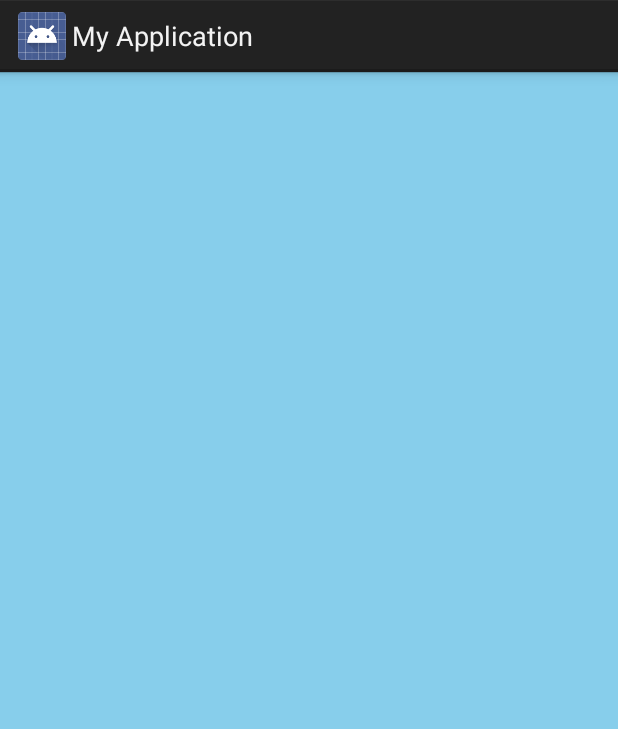
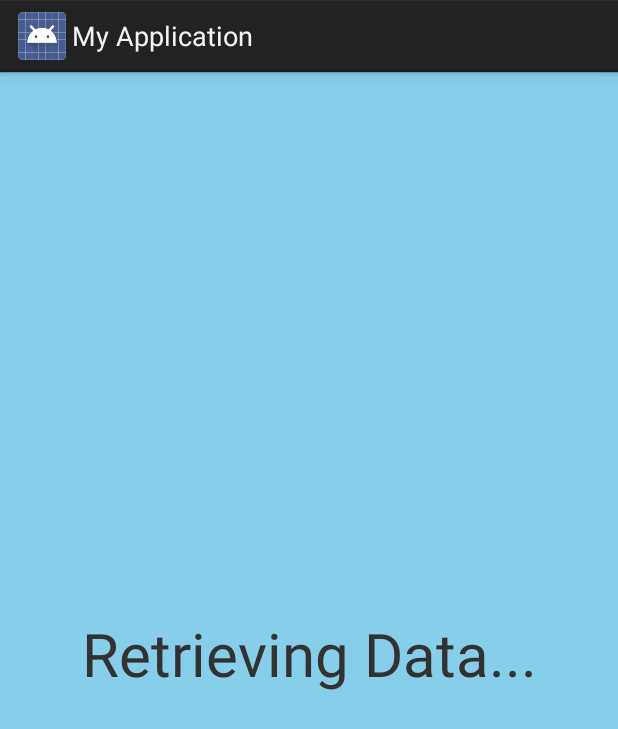
Before and after one commit to valerie-roske/yoTWo, an Android app: the layout list_all_users.xml on its own in the app's theme, with its tools: preview values and no code run, on a phone screen of 412 x 824 dp. Shown: the top 729 px of the screen. Run offline under Robolectric (Android 15) with nearby library versions, the phone set to English and light mode, and no system bars.

Commit message:
[Jered] fixed implementation of Array adapter; added UI for retrieving data

```diff
--- a/app/src/main/java/com/thoughtworks/easterEggHunt/tasks/GetAllUsersTask.java
+++ b/app/src/main/java/com/thoughtworks/easterEggHunt/tasks/GetAllUsersTask.java
@@ -26,7 +26,7 @@ public class GetAllUsersTask extends AsyncTask<Void, Void, List<User>>{
         } catch (RetrofitError e) {
             Log.e(GetAllUsersTask.class.getName(), "Could not retrieve users", e);
         }
-        return newArrayList(new User(1, "Jered"), new User(2, "Jess"));
+        return newArrayList();
     }
 
     @Override
--- a/app/src/main/res/layout/list_all_users.xml
+++ b/app/src/main/res/layout/list_all_users.xml
@@ -11,4 +11,11 @@
               android:background="@color/skyBlue"
               android:layout_weight="1"
               android:drawSelectorOnTop="false"/>
+    <TextView android:id="@android:id/empty"
+              android:layout_width="match_parent"
+              android:layout_height="match_parent"
+              android:textSize="@dimen/LargeText"
+              android:gravity="center"
+              android:background="@color/skyBlue"
+              android:text="@string/retrieving_data"/>
 </LinearLayout>
--- a/app/src/main/res/values/strings.xml
+++ b/app/src/main/res/values/strings.xml
@@ -9,5 +9,6 @@
     <string name="name">Name</string>
     <string name="submit">Submit</string>
     <string name="list_users">List Users</string>
+    <string name="retrieving_data">Retrieving Data...</string>
 
 </resources>
```
Also changed, not shown: app/src/main/java/com/thoughtworks/easterEggHunt/android/activities/ListUsersActivity.java (+2 -27 lines), app/src/main/java/com/thoughtworks/easterEggHunt/android/utils/UsersArrayAdapter.java (added, +34 -0 lines), 3 other files.
